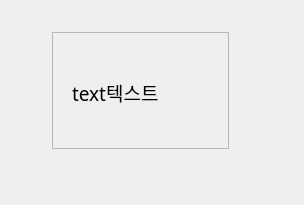
Above: ui/SimpleTranslatePopup.ui from KimYubin/SolTranslator before the change. Below: the same form after it.
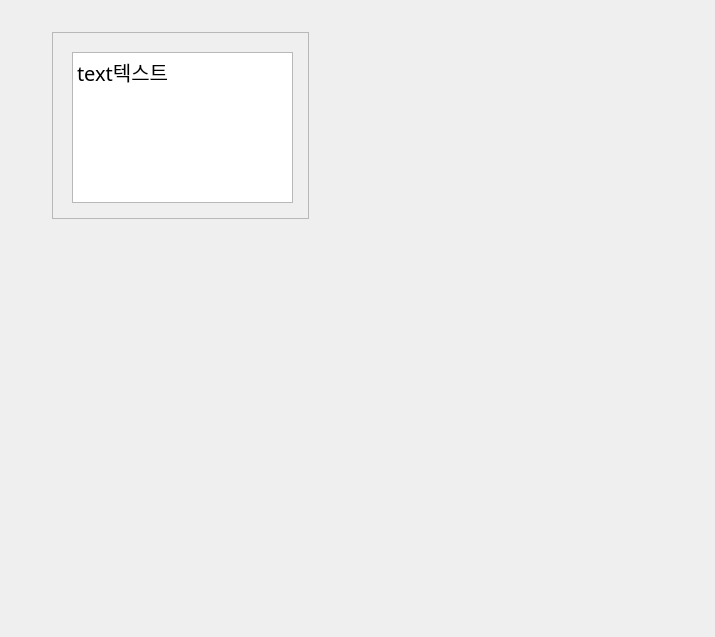
That is the form after the change.

Patch:
```diff
--- a/ui/SimpleTranslatePopup.ui
+++ b/ui/SimpleTranslatePopup.ui
@@ -9,8 +9,8 @@
    <rect>
     <x>0</x>
     <y>0</y>
-    <width>304</width>
-    <height>205</height>
+    <width>715</width>
+    <height>637</height>
    </rect>
   </property>
   <property name="font">
@@ -34,8 +34,8 @@
     <rect>
      <x>40</x>
      <y>20</y>
-     <width>201</width>
-     <height>141</height>
+     <width>281</width>
+     <height>211</height>
     </rect>
    </property>
    <layout class="QVBoxLayout" name="outerVLayout">
@@ -56,9 +56,6 @@
     </property>
     <item>
      <widget class="QFrame" name="bgFrame">
-      <property name="styleSheet">
-       <string notr="true"/>
-      </property>
       <property name="frameShape">
        <enum>QFrame::Shape::StyledPanel</enum>
       </property>
@@ -70,8 +67,8 @@
         <rect>
          <x>0</x>
          <y>0</y>
-         <width>181</width>
-         <height>121</height>
+         <width>261</width>
+         <height>191</height>
         </rect>
        </property>
        <layout class="QVBoxLayout" name="textVLayout">
@@ -94,32 +91,31 @@
          <number>20</number>
         </property>
         <item>
-         <widget class="QLabel" name="resultTextLabel">
-          <property name="enabled">
+         <widget class="QTextEdit" name="resultText">
+          <property name="sizePolicy">
+           <sizepolicy hsizetype="Preferred" vsizetype="MinimumExpanding">
+            <horstretch>0</horstretch>
+            <verstretch>0</verstretch>
+           </sizepolicy>
+          </property>
+          <property name="horizontalScrollBarPolicy">
+           <enum>Qt::ScrollBarPolicy::ScrollBarAlwaysOff</enum>
+          </property>
+          <property name="sizeAdjustPolicy">
+           <enum>QAbstractScrollArea::SizeAdjustPolicy::AdjustToContents</enum>
+          </property>
+          <property name="readOnly">
            <bool>true</bool>
           </property>
-          <property name="font">
-           <font>
-            <family>맑은 고딕</family>
-            <pointsize>14</pointsize>
-            <italic>false</italic>
-            <bold>false</bold>
-            <stylestrategy>PreferAntialias</stylestrategy>
-            <kerning>true</kerning>
-            <hintingpreference>PreferDefaultHinting</hintingpreference>
-           </font>
-          </property>
-          <property name="styleSheet">
-           <string notr="true"/>
-          </property>
-          <property name="text">
-           <string>text텍스트</string>
-          </property>
-          <property name="wordWrap">
-           <bool>false</bool>
-          </property>
-          <property name="textInteractionFlags">
-           <set>Qt::TextInteractionFlag::LinksAccessibleByMouse|Qt::TextInteractionFlag::TextSelectableByMouse</set>
+          <property name="html">
+           <string>&lt;!DOCTYPE HTML PUBLIC &quot;-//W3C//DTD HTML 4.0//EN&quot; &quot;http://www.w3.org/TR/REC-html40/strict.dtd&quot;&gt;
+&lt;html&gt;&lt;head&gt;&lt;meta name=&quot;qrichtext&quot; content=&quot;1&quot; /&gt;&lt;meta charset=&quot;utf-8&quot; /&gt;&lt;style type=&quot;text/css&quot;&gt;
+p, li { white-space: pre-wrap; }
+hr { height: 1px; border-width: 0; }
+li.unchecked::marker { content: &quot;\2610&quot;; }
+li.checked::marker { content: &quot;\2612&quot;; }
+&lt;/style&gt;&lt;/head&gt;&lt;body style=&quot; font-family:'맑은 고딕'; font-size:9pt; font-weight:400; font-style:normal;&quot;&gt;
+&lt;p style=&quot; margin-top:0px; margin-bottom:0px; margin-left:0px; margin-right:0px; -qt-block-indent:0; text-indent:0px;&quot;&gt;&lt;span style=&quot; font-size:15pt;&quot;&gt;text텍스트&lt;/span&gt;&lt;/p&gt;&lt;/body&gt;&lt;/html&gt;</string>
           </property>
          </widget>
         </item>
```
